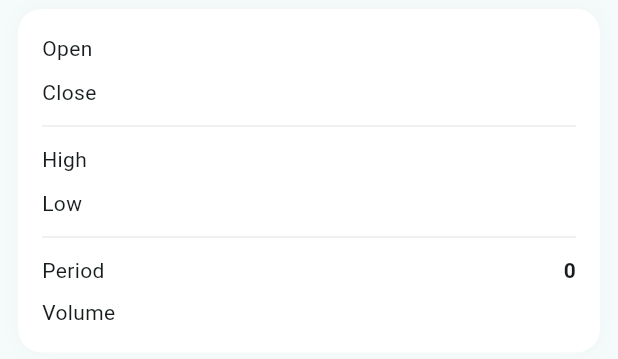
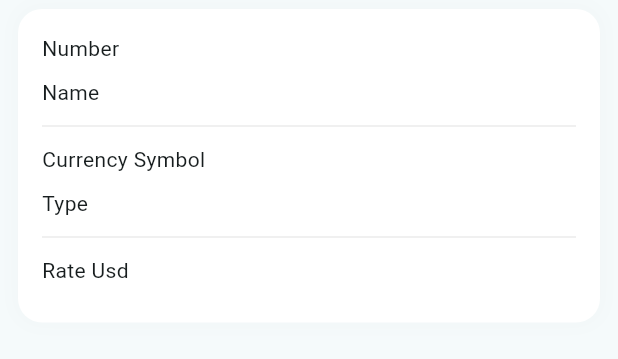
Before and after one commit to ArtemUX97/Task_1, a Flutter app: the ItemListSecond widget shown alone on an empty page, opened directly with empty values, on a phone screen of 412 x 824 dp. Shown: the top 359 px of the screen. Run offline on Flutter 3.47's test engine with Material 3 defaults, Android fonts, the phone set to English and light mode, and no system bars; our stand-ins replace logger; network calls fail.

Commit message:
upd: replace link (repository) + model + item_list

```diff
--- a/lib/secondPage/item_list.dart
+++ b/lib/secondPage/item_list.dart
@@ -32,10 +32,10 @@ class ItemListSecond extends StatelessWidget {
                 children: [
                   Row(
                     children: [
-                      const Text('Open'),
+                      const Text('Number'),
                       const Spacer(),
                       Text(
-                        options.open.toString(),
+                        options.id.toString(),
                         style: const TextStyle(
                           fontSize: 14,
                           fontWeight: FontWeight.bold,
@@ -46,10 +46,10 @@ class ItemListSecond extends StatelessWidget {
                   const SizedBox(height: 8),
                   Row(
                     children: [
-                      const Text('Close'),
+                      const Text('Name'),
                       const Spacer(),
                       Text(
-                        options.close.toString(),
+                        options.symbol.toString(),
                         style: const TextStyle(
                           fontSize: 14,
                           fontWeight: FontWeight.bold,
@@ -68,10 +68,10 @@ class ItemListSecond extends StatelessWidget {
                 children: [
                   Row(
                     children: [
-                      const Text('High'),
+                      const Text('Currency Symbol'),
                       const Spacer(),
                       Text(
-                        options.high.toString(),
+                        options.currencySymbol.toString(),
                         style: const TextStyle(
                           fontSize: 14,
                           fontWeight: FontWeight.bold,
@@ -82,10 +82,10 @@ class ItemListSecond extends StatelessWidget {
                   const SizedBox(height: 8),
                   Row(
                     children: [
-                      const Text('Low'),
+                      const Text('Type'),
                       const Spacer(),
                       Text(
-                        options.low.toString(),
+                        options.type.toString(),
                         style: const TextStyle(
                           fontSize: 14,
                           fontWeight: FontWeight.bold,
@@ -104,10 +104,10 @@ class ItemListSecond extends StatelessWidget {
                 children: [
                   Row(
                     children: [
-                      const Text('Period'),
+                      const Text('Rate Usd'),
                       const Spacer(),
                       Text(
-                        options.period.toString(),
+                        options.rateUsd.toString(),
                         style: const TextStyle(
                           fontSize: 14,
                           fontWeight: FontWeight.bold,
@@ -116,19 +116,6 @@ class ItemListSecond extends StatelessWidget {
                     ],
                   ),
                   const SizedBox(height: 8),
-                  Row(
-                    children: [
-                      const Text('Volume'),
-                      const Spacer(),
-                      Text(
-                        options.volume.toString(),
-                        style: const TextStyle(
-                          fontSize: 14,
-                          fontWeight: FontWeight.bold,
-                        ),
-                      ),
-                    ],
-                  ),
                 ],
               ),
             ],
--- a/lib/secondPage/model.dart
+++ b/lib/secondPage/model.dart
@@ -1,30 +1,27 @@
 class Options {
-  String? open;
-  String? high;
-  String? low;
-  String? close;
-  String? volume;
-  int? period;
+  String? id;
+  String? symbol;
+  String? currencySymbol;
+  String? type;
+  String? rateUsd;
 
-  Options({this.open, this.high, this.low, this.close, this.volume, this.period});
+  Options({this.id, this.symbol, this.currencySymbol, this.type, this.rateUsd});
 
   Options.fromJson(Map<String, dynamic> json) {
-    open = json['open'];
-    high = json['high'];
-    low = json['low'];
-    close = json['close'];
-    volume = json['volume'];
-    period = json['period'];
+    id = json['id'];
+    symbol = json['symbol'];
+    currencySymbol = json['currencySymbol'];
+    type = json['type'];
+    rateUsd = json['rateUsd'];
   }
 
   Map<String, dynamic> toJson() {
     final Map<String, dynamic> data = <String, dynamic>{};
-    data['open'] = open;
-    data['high'] = high;
-    data['low'] = low;
-    data['close'] = close;
-    data['volume'] = volume;
-    data['period'] = period;
+    data['id'] = id;
+    data['symbol'] = symbol;
+    data['currencySymbol'] = currencySymbol;
+    data['type'] = type;
+    data['rateUsd'] = rateUsd;
     return data;
   }
 }
--- a/lib/secondPage/repository.dart
+++ b/lib/secondPage/repository.dart
@@ -7,7 +7,7 @@ import 'package:task_1/secondPage/model.dart';
 class ApiServicesSecond {
   Future<List<Options>> getOptions() async {
     try {
-      var response = await http.get(Uri.parse('http://api.coincap.io/v2/candles?exchange=poloniex&interval=h8&baseId=ethereum&quoteId=bitcoin%0A'));
+      var response = await http.get(Uri.parse('http://api.coincap.io/v2/rates'));
 
       if (response.statusCode == 200) {
         final option = [
--- a/lib/secondPage/screen_second.dart
+++ b/lib/secondPage/screen_second.dart
@@ -1,4 +1,6 @@
+import 'package:flutter/cupertino.dart';
 import 'package:flutter/material.dart';
+import 'package:flutter/widgets.dart';
 import 'package:logger/logger.dart';
 import 'package:provider/provider.dart';
 
@@ -15,7 +17,6 @@ class ScreenSecond extends StatefulWidget {
 }
 
 class _ScreenSecondState extends State<ScreenSecond> {
-
   @override
   Widget build(BuildContext context) {
     final optionsNotifier = Provider.of<OptionsNotifier>(context);
@@ -44,7 +45,8 @@ class _ScreenSecondState extends State<ScreenSecond> {
               ),
             ],
           ),
-        OptionsLoadingState() => const Center(child: CircularProgressIndicator()),
+        OptionsLoadingState() =>
+          const Center(child: CircularProgressIndicator()),
         OptionsErrorState() => const Center(child: Text('Error')),
       },
     );
```
